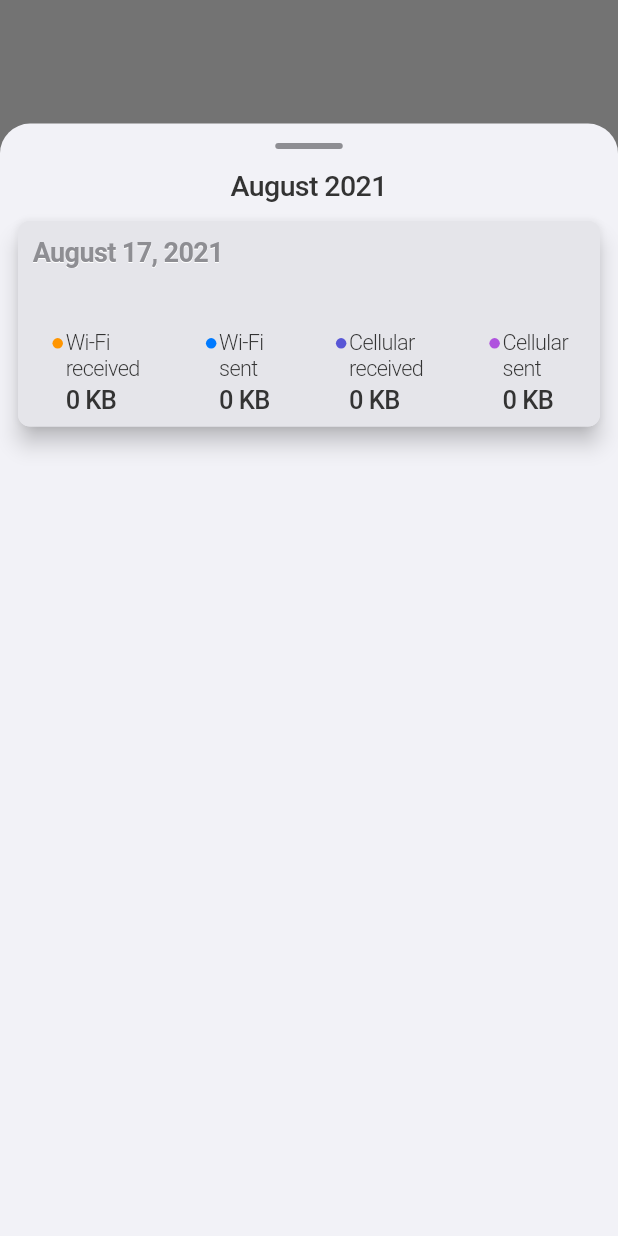
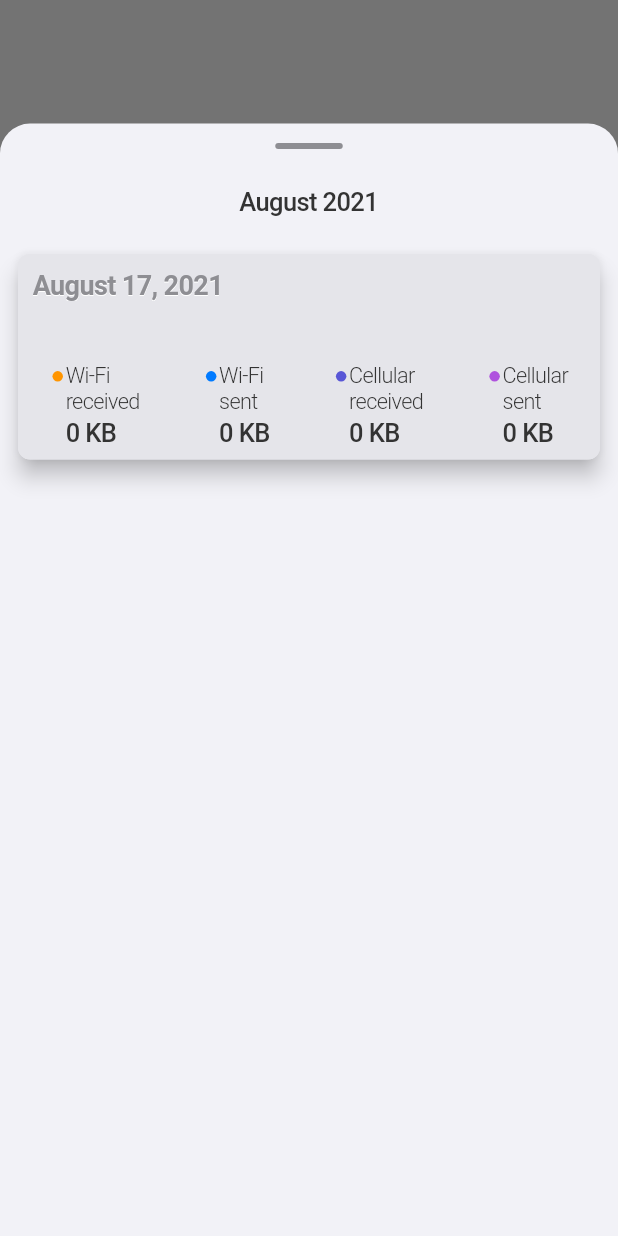
Before and after one commit to alxmoroz/actmonitor, a Flutter app: what showNetDetails() shows on an empty page, opened directly, on a phone screen of 412 x 824 dp. Run offline on Flutter 3.47's test engine with Material 2 defaults, Android fonts, the phone set to English and light mode, and no system bars; our stand-ins replace device_info_plus, flutter_mobx, hive, mobx, package_info; accounts and stored records are empty; generated files the repository leaves out were written again; project files that could hold a hidden picture were left out.

Commit message:
#1773 переключение по месяцам

```diff
--- a/lib/l10n/intl_de.arb
+++ b/lib/l10n/intl_de.arb
@@ -118,6 +118,7 @@
   "sim_card": "SIM-Karte",
   "specs": "Technische Daten",
   "supported_os": "Unterstützte Betriebssysteme",
+  "today": "Heute",
   "unplugged": "Unplugged",
   "usage": "Verwendung",
   "used": "Gebraucht",
--- a/lib/l10n/intl_en.arb
+++ b/lib/l10n/intl_en.arb
@@ -118,6 +118,7 @@
   "sim_card": "SIM Card",
   "specs": "Specs",
   "supported_os": "Supported OS",
+  "today": "Today",
   "unplugged": "Unplugged",
   "usage": "Usage",
   "used": "Used",
--- a/lib/l10n/intl_ru.arb
+++ b/lib/l10n/intl_ru.arb
@@ -118,6 +118,7 @@
   "sim_card": "SIM-карта",
   "specs": "Спецификации",
   "supported_os": "Поддерживаемая ОС",
+  "today": "Сегодня",
   "unplugged": "Разряжается",
   "usage": "Загрузка",
   "used": "Занято",
--- a/lib/services/globals.dart
+++ b/lib/services/globals.dart
@@ -26,7 +26,7 @@ S get loc => S.current;
 //TODO: UI-constants
 bool get isTablet => iosInfo.model == 'iPad';
 
-double get cardPadding => isTablet ? 20 : 10;
+double get sidePadding => isTablet ? 20 : 10;
 
 class Globals {
   static Future<void> initialize() async {
--- a/lib/ui/comparison/comparison_parameter_card.dart
+++ b/lib/ui/comparison/comparison_parameter_card.dart
@@ -83,7 +83,7 @@ class ComparisonParameterCard extends StatelessWidget {
 
     return AMCard(
       title: CardTitle(Intl.message(paramName, name: paramName)),
-      body: Padding(padding: EdgeInsets.fromLTRB(cardPadding, 0, cardPadding, cardPadding), child: Column(children: [...items])),
+      body: Padding(padding: EdgeInsets.fromLTRB(sidePadding, 0, sidePadding, sidePadding), child: Column(children: [...items])),
     );
   }
 }
--- a/lib/ui/comparison/comparison_view.dart
+++ b/lib/ui/comparison/comparison_view.dart
@@ -51,14 +51,14 @@ class _ComparisonViewState extends State<ComparisonView> {
         decoration: bgDecoration(context),
         child: Column(
           children: [
-            SizedBox(height: cardPadding),
+            SizedBox(height: sidePadding),
             Expanded(
               child: ListView.builder(
                 itemBuilder: (_, index) => ComparisonParameterCard(comparableParams[index]),
                 itemCount: comparableParams.length,
               ),
             ),
-            SizedBox(height: cardPadding * 3),
+            SizedBox(height: sidePadding * 3),
           ],
         ),
       ),
--- a/lib/ui/components/buttons.dart
+++ b/lib/ui/components/buttons.dart
@@ -27,7 +27,7 @@ class Button extends StatelessWidget {
   final String? title;
   final VoidCallback? onPressed;
   final Widget? child;
-  final Icon? icon;
+  final Widget? icon;
   final ButtonType? type;
   final Color? color;
   final Color? titleColor;
--- a/lib/ui/components/card.dart
+++ b/lib/ui/components/card.dart
@@ -28,7 +28,7 @@ class CardTitle extends StatelessWidget {
       weight: FontWeight.bold,
       color: CupertinoColors.systemGrey,
       shadow: TextShadow(CupertinoColors.systemBackground, offset),
-      padding: padding ?? EdgeInsets.fromLTRB(cardPadding, cardPadding, cardPadding, 0),
+      padding: padding ?? EdgeInsets.fromLTRB(sidePadding, sidePadding, sidePadding, 0),
     );
   }
 }
--- a/lib/ui/specs/specs_view.dart
+++ b/lib/ui/specs/specs_view.dart
@@ -38,7 +38,7 @@ class SpecsView extends StatelessWidget {
         final valueStr = pv.toString();
         return AMCard(
           title: CardTitle(Intl.message(pv.name, name: pv.name)),
-          body: NormalText(Intl.message(valueStr, name: valueStr), padding: EdgeInsets.all(cardPadding)),
+          body: NormalText(Intl.message(valueStr, name: valueStr), padding: EdgeInsets.all(sidePadding)),
         );
       }
 
@@ -70,11 +70,11 @@ class SpecsView extends StatelessWidget {
           decoration: bgDecoration(context),
           child: Column(
             children: [
-              SizedBox(height: cardPadding),
+              SizedBox(height: sidePadding),
               Expanded(
                 child: materialWrap(_buildSpecs()),
               ),
-              SizedBox(height: cardPadding * 3),
+              SizedBox(height: sidePadding * 3),
             ],
           ),
         ),
--- /dev/null
+++ b/lib/ui/usage/month_selector.dart
@@ -0,0 +1,41 @@
+// Copyright (c) 2021. Alexandr Moroz
+
+import 'package:flutter/cupertino.dart';
+import 'package:flutter/material.dart';
+import 'package:flutter_mobx/flutter_mobx.dart';
+import 'package:intl/intl.dart';
+
+import '../../services/globals.dart';
+import '../components/buttons.dart';
+import '../components/icons.dart';
+import '../components/text/text_widgets.dart';
+
+class MonthSelector extends StatelessWidget {
+  bool get _showTodayBtn {
+    final today = DateTime.now();
+    return !(usageState.selectedMonth.year == today.year && usageState.selectedMonth.month == today.month);
+  }
+
+  @override
+  Widget build(BuildContext context) {
+    const emptyButton = Button('', null);
+    return Observer(
+        builder: (_) => Stack(
+              children: [
+                if (_showTodayBtn)
+                  Align(
+                    alignment: Alignment.centerRight,
+                    child: Button(loc.today, usageState.setCurrentMonth, padding: EdgeInsets.only(right: sidePadding * 2)),
+                  ),
+                Row(
+                  mainAxisAlignment: MainAxisAlignment.center,
+                  children: [
+                    usageState.canPrevMonth ? Button.icon(chevronBackIcon(context), usageState.setPrevMonth) : emptyButton,
+                    MediumText(DateFormat.yMMMM().format(usageState.selectedMonth)),
+                    usageState.canNextMonth ? Button.icon(chevronForwardIcon(context), usageState.setNextMonth) : emptyButton,
+                  ],
+                ),
+              ],
+            ));
+  }
+}
--- a/lib/ui/usage/net_usage_details.dart
+++ b/lib/ui/usage/net_usage_details.dart
@@ -2,12 +2,13 @@
 
 import 'package:flutter/cupertino.dart';
 import 'package:flutter/material.dart';
+import 'package:flutter_mobx/flutter_mobx.dart';
 import 'package:intl/intl.dart';
 
 import '../../models/net_stat.dart';
 import '../../services/globals.dart';
 import '../components/notch.dart';
-import '../components/text/text_widgets.dart';
+import '../usage/month_selector.dart';
 import '../usage/usage_card.dart';
 import '../usage/usage_element.dart';
 
@@ -17,26 +18,12 @@ Future<void> showNetDetails(BuildContext context) async {
     backgroundColor: Colors.transparent,
     isScrollControlled: true,
     useRootNavigator: true,
-    builder: (context) => const NetDetailsView(),
+    builder: (context) => NetDetailsView(),
   );
 }
 
-class NetDetailsView extends StatefulWidget {
-  const NetDetailsView();
-
-  @override
-  _NetDetailsViewState createState() => _NetDetailsViewState();
-}
-
-class _NetDetailsViewState extends State<NetDetailsView> {
-  Iterable<NetInfo> records = [];
-  DateTime month = DateTime.now();
-
-  @override
-  void initState() {
-    records = usageState.recordsForMonth(month).toList(growable: false).reversed;
-    super.initState();
-  }
+class NetDetailsView extends StatelessWidget {
+  Iterable<NetInfo> get records => usageState.recordsForMonth(usageState.selectedMonth).toList(growable: false).reversed;
 
   Widget itemBuilder(BuildContext context, int index) {
     final NetInfo record = records.elementAt(index);
@@ -67,15 +54,17 @@ class _NetDetailsViewState extends State<NetDetailsView> {
           crossAxisAlignment: CrossAxisAlignment.center,
           children: [
             const Notch(),
-            H3(DateFormat.yMMMM().format(month)),
-            SizedBox(height: cardPadding / 2),
+            MonthSelector(),
+            SizedBox(height: sidePadding / 2),
             Expanded(
-              child: ListView.builder(
-                itemBuilder: itemBuilder,
-                itemCount: records.length,
+              child: Observer(
+                builder: (_) => ListView.builder(
+                  itemBuilder: itemBuilder,
+                  itemCount: records.length,
+                ),
               ),
             ),
-            SizedBox(height: cardPadding),
+            SizedBox(height: sidePadding),
           ],
         ),
       ),
--- a/lib/ui/usage/usage_card.dart
+++ b/lib/ui/usage/usage_card.dart
@@ -39,7 +39,7 @@ class UsageCard extends StatelessWidget {
   @override
   Widget build(BuildContext context) {
     return AMCard(
-      title: title ?? CardTitle(titleText ?? '', padding: EdgeInsets.all(cardPadding)),
+      title: title ?? CardTitle(titleText ?? '', padding: EdgeInsets.all(sidePadding)),
       body: Column(
         crossAxisAlignment: CrossAxisAlignment.stretch,
         children: [
@@ -52,7 +52,7 @@ class UsageCard extends StatelessWidget {
             ),
             legend ?? UsageLegend(elements),
           ],
-          if (placeholder.isNotEmpty) NormalText(placeholder, padding: EdgeInsets.all(cardPadding)),
+          if (placeholder.isNotEmpty) NormalText(placeholder, padding: EdgeInsets.all(sidePadding)),
         ],
       ),
     );
```
Also changed, not shown: lib/state/usage_state.dart (+38 -9 lines), lib/ui/components/icons.dart (+15 -5 lines), lib/ui/usage/usage_view.dart (+6 -6 lines).
